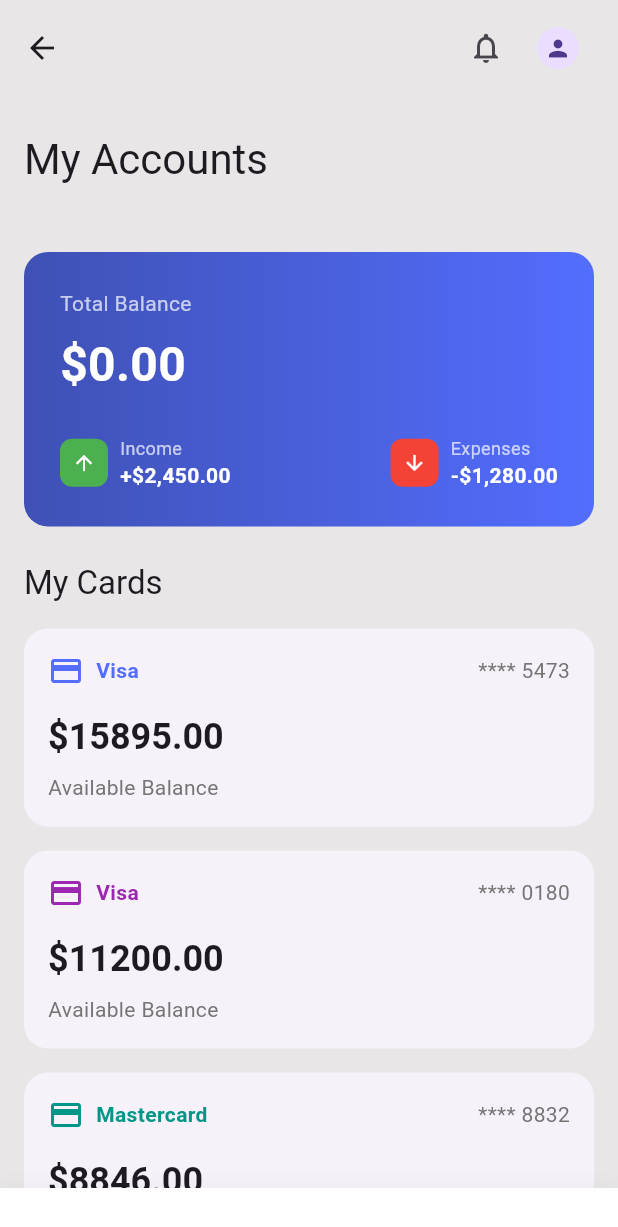
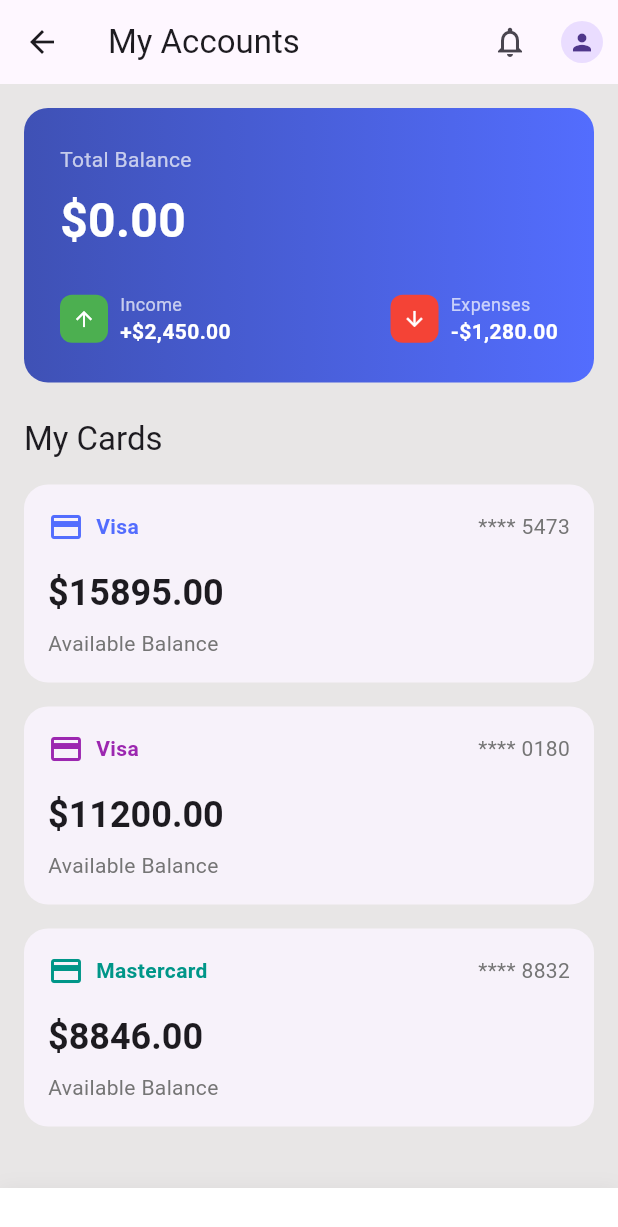
Before and after one commit to Kashyroyalty/Flutter_mobile_app, a Flutter app: the AccountPage screen opened by its route, on a phone screen of 412 x 824 dp. Shown: the top 1227 px of the screen. Run offline on Flutter 3.47's test engine with Material 3 defaults, Android fonts, the phone set to English and light mode, and no system bars; our stand-ins replace google_fonts, image_picker, local_auth, shared_preferences; accounts and stored records are empty; network calls fail.

Commit message:
made changes on account page,card page and stovk page

```diff
--- a/lib/Pages/AccountPage.dart
+++ b/lib/Pages/AccountPage.dart
@@ -1,6 +1,7 @@
 import 'package:flutter/material.dart';
 import 'package:online_banking_system/Constants/Colors.dart';
 import 'package:online_banking_system/Pages/ProfilePage.dart';
+import 'package:online_banking_system/Pages/SettingPage.dart';
 
 import '../Models/AccountContract.dart';
 import '../Models/ApiService.dart';
@@ -8,7 +9,6 @@ import 'NotificationPage.dart';
 
 
 class AccountPage extends StatefulWidget {
-
   @override
   _AccountPageState createState() => _AccountPageState();
 }
@@ -25,7 +25,7 @@ class _AccountPageState extends State<AccountPage> {
     fetchAccountData();
   }
 
-  Future<void>  fetchAccountData()  async {
+  Future<void> fetchAccountData() async {
     try {
       final account = await ApiService().fetchAccountContract("5176632120");
       setState(() {
@@ -39,15 +39,16 @@ class _AccountPageState extends State<AccountPage> {
       });
     }
   }
+
   @override
   Widget build(BuildContext context) {
     return Scaffold(
-      backgroundColor: kBackgroundColor,
-      body: CustomScrollView(
-        slivers: [
-          SliverAppBar.large(
+      appBar: AppBar(
+        leading: IconButton(
+          icon: Icon(Icons.arrow_back),
+          onPressed: () => Navigator.pop(context),
+        ),
         title: Text('My Accounts'),
-            backgroundColor: kBackgroundColor,
         actions: [
           IconButton(
             icon: Icon(Icons.notifications_outlined),
@@ -72,9 +73,11 @@ class _AccountPageState extends State<AccountPage> {
               );
             },
           ),
-              SizedBox(width: 16),
+
         ],
       ),
+      body: CustomScrollView(
+        slivers: [  // Added the missing slivers parameter
           SliverToBoxAdapter(
             child: Padding(
               padding: const EdgeInsets.all(16.0),
@@ -128,7 +131,6 @@ class _AccountPageState extends State<AccountPage> {
       bottomNavigationBar: _BottomActionBar(),
     );
   }
-
   void _navigateToAccountDetails(BuildContext context) {
     Navigator.push(
       context,
```
Also changed, not shown: lib/Pages/CardPage.dart (+34 -7 lines), lib/Pages/StockPage.dart (+30 -12 lines). Lines whose indentation alone changed are shown as unchanged.
